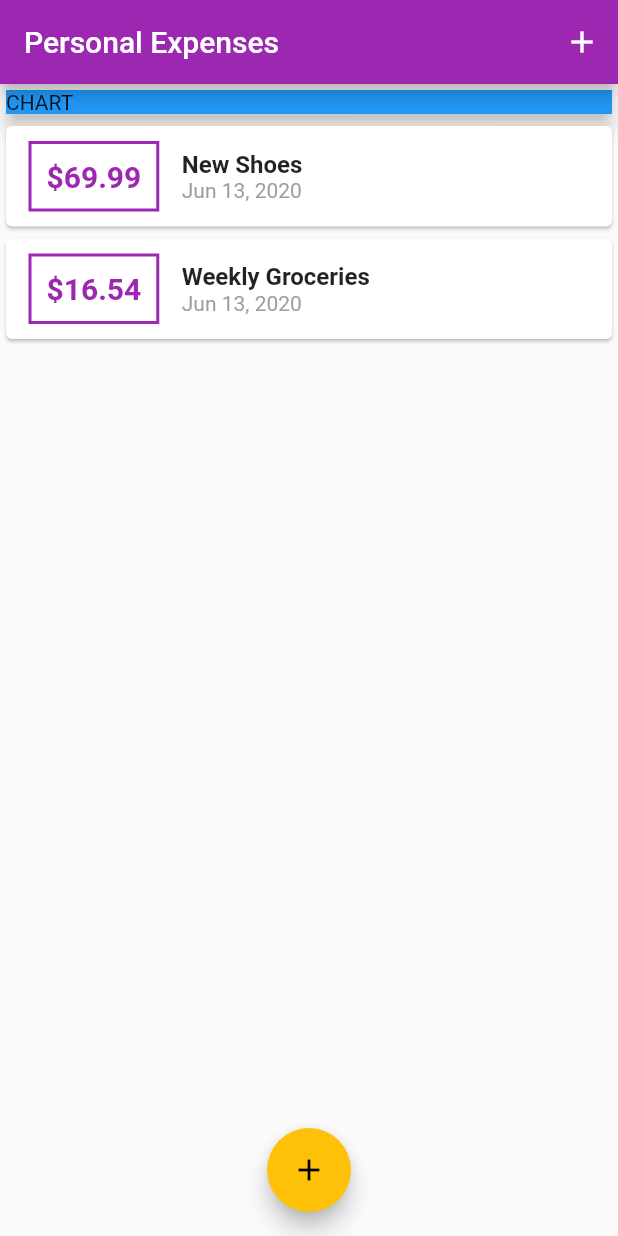
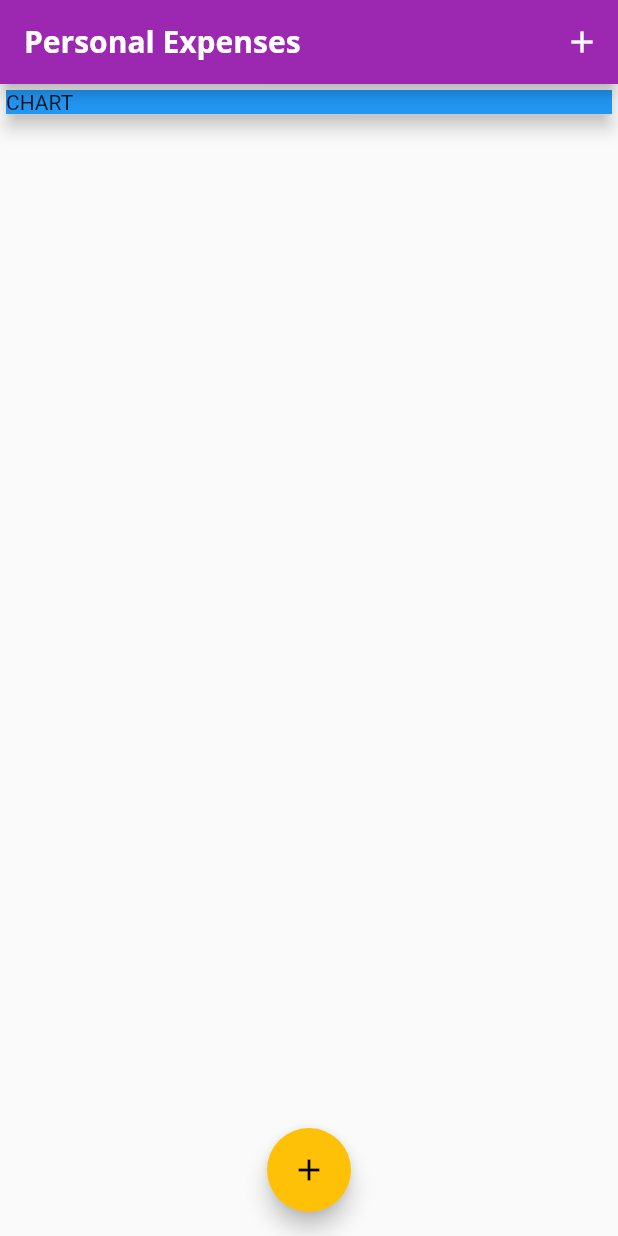
Before and after one commit to VivanVatsa/AppXpenser, a Flutter app: the screen it shows after launch, on a phone screen of 412 x 824 dp. Run offline on Flutter 3.47's test engine with Material 2 defaults, Android fonts, the phone set to English and light mode, and no system bars; Roboto replaces fonts that are missing (Open Sans).

Commit message:
restructured by adding fonts and images

```diff
--- a/lib/main.dart
+++ b/lib/main.dart
@@ -19,12 +19,28 @@ class MyApp extends StatelessWidget {
       theme: ThemeData(
         primarySwatch: Colors.purple,
         accentColor: Colors.amber,
-      ),
+        fontFamily: 'Quicksand',
+        textTheme:
+        ThemeData.light().textTheme.copyWith(
+        headline6: TextStyle(
+          fontFamily: 'OpenSans',
+          fontWeight: FontWeight.bold,
+          fontSize: 18,
+          ),
+        ),
+      appBarTheme: AppBarTheme(
+          textTheme: ThemeData.light().textTheme.copyWith(
+            headline6:  TextStyle(
+            fontFamily: 'Open Sans',
+            fontSize: 20,
+            fontWeight: FontWeight.bold,
+              ),
+            ),
+      )),
       home: MyHomePage(),
     );
   }
 }
-
 class MyHomePage extends StatefulWidget {
 
   // String titleInput;
@@ -37,18 +53,18 @@ class MyHomePage extends StatefulWidget {
 class _MyHomePageState extends State<MyHomePage> {
 
   final List<Transaction> _userTransactions = [
-    Transaction(
-      id: 't1',
-      title: 'New Shoes',
-      amount: 69.99,
-      date: DateTime.now(),
-    ),
-    Transaction(
-      id: 't2',
-      title: 'Weekly Groceries',
-      amount: 16.54,
-      date: DateTime.now(),
-    ),
+    // Transaction(
+    //   id: 't1',
+    //   title: 'New Shoes',
+    //   amount: 69.99,
+    //   date: DateTime.now(),
+    // ),
+    // Transaction(
+    //   id: 't2',
+    //   title: 'Weekly Groceries',
+    //   amount: 16.54,
+    //   date: DateTime.now(),
+    // ),
   ];
 
   //for creating a new transaction when the button is pressed for adding new transaction
@@ -83,7 +99,9 @@ class _MyHomePageState extends State<MyHomePage> {
   Widget build(BuildContext context) {
     return Scaffold(
       appBar: AppBar(
-        title: Text('Personal Expenses'),
+        title: Text(
+          'Personal Expenses',
+          ),
         actions: <Widget>[
           //we actually add action button in this widget prop
           IconButton(icon: Icon(Icons.add),
@@ -111,8 +129,7 @@ class _MyHomePageState extends State<MyHomePage> {
                   elevation: 5,
                 ),
               ),
-                    TransactionList(_userTransactions),
-
+              TransactionList(_userTransactions),
               // UserTransactions(),
             ],
           ),
```
